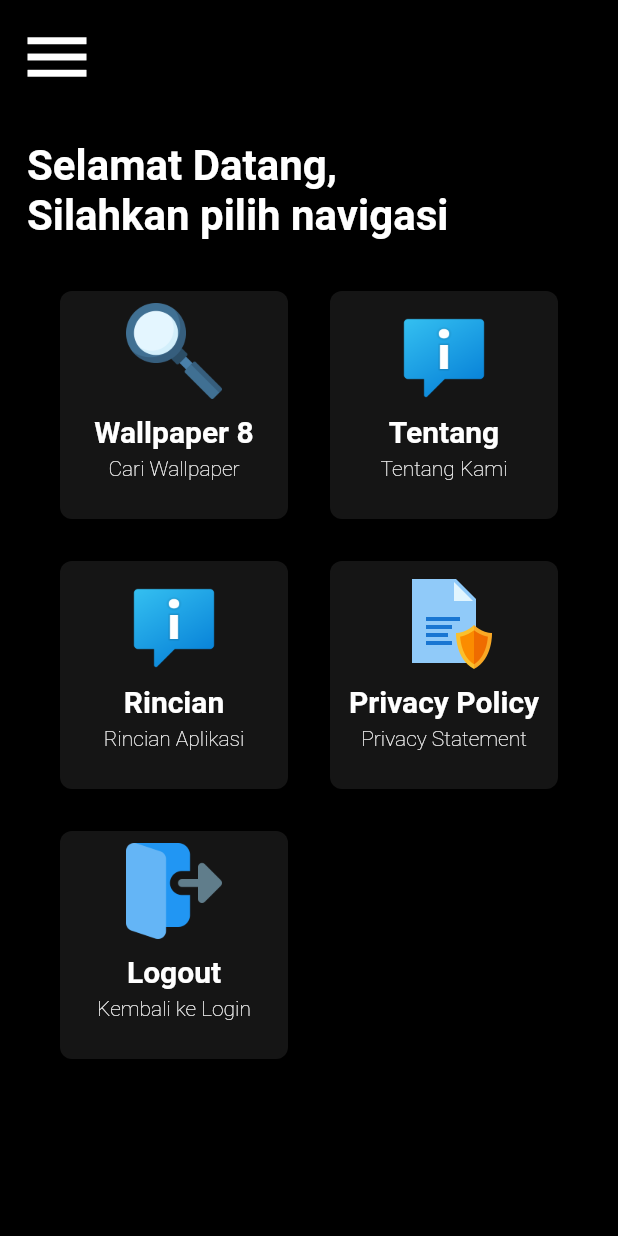
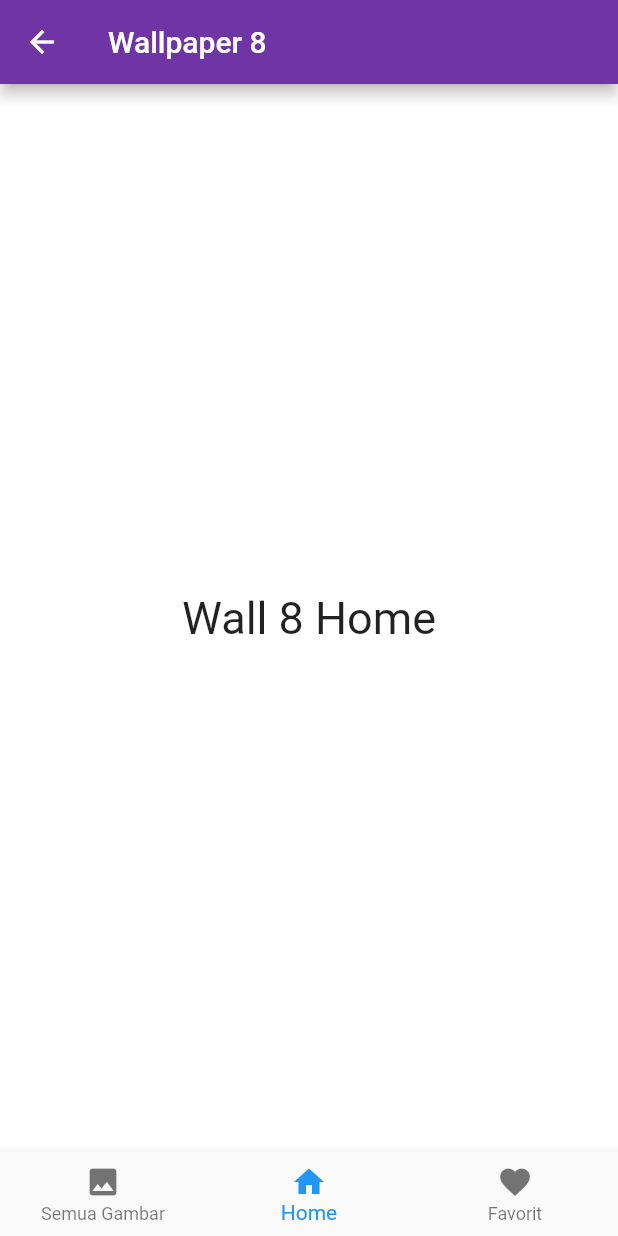
Before and after one commit to IrvanMaulana99/wallpaper8-kelompok8, a Flutter app: the Dashboard screen opened directly, after a tap on "Wallpaper 8", on a phone screen of 412 x 824 dp. Run offline on Flutter 3.47's test engine with Material 2 defaults, Android fonts, the phone set to English and light mode, and no system bars; our stand-ins replace firebase_auth, firebase_core, flutter_svg, percent_indicator; accounts and stored records are empty.

Commit message:
penambahan fitur BottomNavigation Bar, PageView

```diff
--- a/lib/Screens/dashboard/dashboard.dart
+++ b/lib/Screens/dashboard/dashboard.dart
@@ -4,6 +4,7 @@ import 'package:flutter/material.dart';
 import 'package:wallpaper8_kelompok8/Screens/Login/login_screen.dart';
 import 'package:wallpaper8_kelompok8/Screens/list/list%20tim/tim.dart';
 import 'package:wallpaper8_kelompok8/Screens/tentang/tentang%20aplikasi/aplikasi.dart';
+import 'package:wallpaper8_kelompok8/Screens/wall8/wall8_home1.dart';
 
 // Dashboard
 class Dashboard extends StatelessWidget {
@@ -53,7 +54,11 @@ class Dashboard extends StatelessWidget {
                       width: 160.0,
                       height: 160.0,
                       child: GestureDetector(
-                        onTap: () {},
+                        onTap: () {
+                          Navigator.of(context).pushReplacement(
+                              MaterialPageRoute(
+                                  builder: (context) => Wall8Home1()));
+                        },
                         child: Card(
                           color: Color.fromARGB(255, 21, 21, 21),
                           elevation: 2.0,
--- /dev/null
+++ b/lib/Screens/wall8/wall8_home.dart
@@ -0,0 +1,15 @@
+import 'package:flutter/material.dart';
+
+class Wall8Home extends StatelessWidget {
+  @override
+  Widget build(BuildContext context) {
+    return Container(
+      child: Center(
+        child: Text(
+          'Wall 8 Home',
+          style: TextStyle(fontSize: 30.0),
+        ),
+      ),
+    );
+  }
+}
--- /dev/null
+++ b/lib/Screens/wall8/wall8_home1.dart
@@ -0,0 +1,53 @@
+import 'package:flutter/material.dart';
+import 'package:wallpaper8_kelompok8/Screens/wall8/wall8_fav.dart';
+import 'package:wallpaper8_kelompok8/Screens/wall8/wall8_home.dart';
+import 'package:wallpaper8_kelompok8/Screens/wall8/wall8_images.dart';
+
+class Wall8Home1 extends StatefulWidget {
+  @override
+  _Wall8Home1State createState() => _Wall8Home1State();
+}
+
+class _Wall8Home1State extends State<Wall8Home1> {
+  final pages = [Wall8Img(), Wall8Home(), Wall8Fav()];
+  final pageController = PageController(initialPage: 1);
+  int currentSelected = 1;
+
+  @override
+  Widget build(BuildContext context) {
+    return Scaffold(
+      appBar: AppBar(
+        title: Text("Wallpaper 8"),
+      ),
+      body: PageView.builder(
+        controller: pageController,
+        itemCount: pages.length,
+        itemBuilder: (buildContext, int index) {
+          return pages[index];
+        },
+        onPageChanged: (int index) {
+          setState(() {
+            currentSelected = index;
+          });
+        },
+      ),
+      bottomNavigationBar: BottomNavigationBar(
+        currentIndex: currentSelected,
+        items: [
+          BottomNavigationBarItem(
+              icon: Icon(Icons.image), label: 'Semua Gambar'),
+          BottomNavigationBarItem(icon: Icon(Icons.home), label: 'Home'),
+          BottomNavigationBarItem(icon: Icon(Icons.favorite), label: 'Favorit'),
+        ],
+        onTap: (int index) {
+          setState(() {
+            currentSelected = index;
+            pageController.animateToPage(currentSelected,
+                curve: Curves.fastOutSlowIn,
+                duration: Duration(milliseconds: 400));
+          });
+        },
+      ),
+    );
+  }
+}
```
Also changed, not shown: lib/Screens/wall8/wall8_fav.dart (added, +15 -0 lines), lib/Screens/wall8/wall8_images.dart (added, +17 -0 lines).
